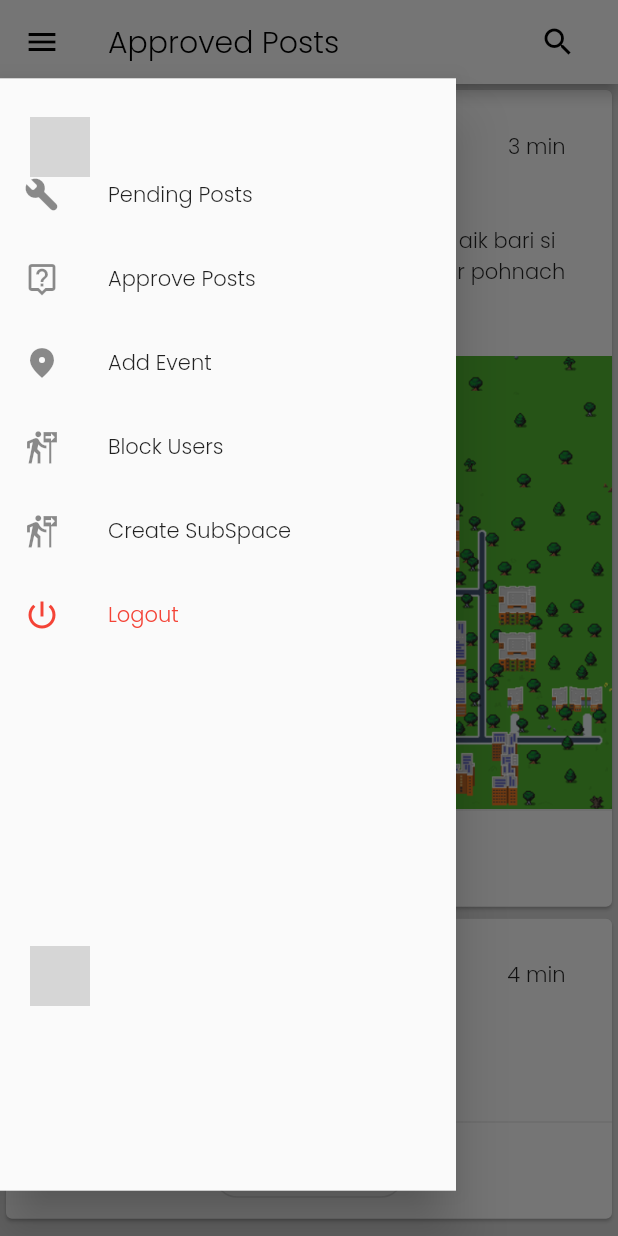
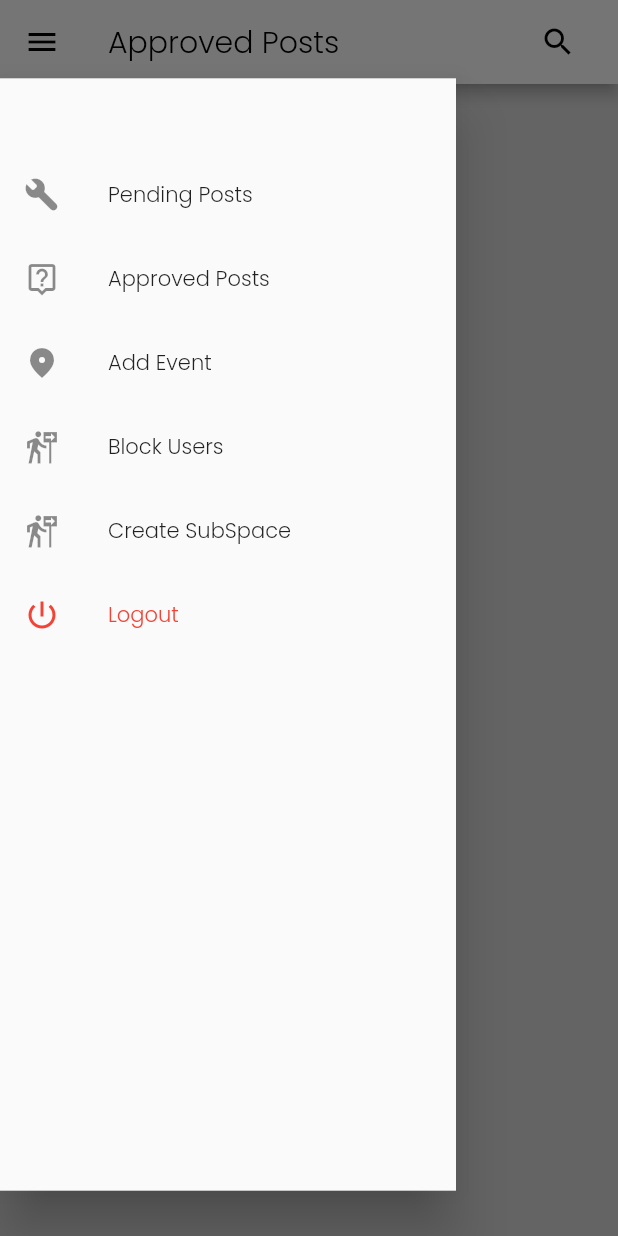
Before and after one commit to haseeburrehmanfaheem/BackSpace, a Flutter app: the Proved screen opened directly, with the side drawer open, on a phone screen of 412 x 824 dp. Run offline on Flutter 3.47's test engine with Material 2 defaults, Android fonts, the phone set to English and light mode, and no system bars; our stand-ins replace animated_theme_switcher, chat_bubbles, cloud_firestore, firebase_auth, firebase_core, firebase_storage and 6 more; accounts and stored records are empty; grey boxes are pictures that could not be loaded.

Commit message:
approved and pending posts implemented partially

```diff
--- a/lib/pages/Admindrawer.dart
+++ b/lib/pages/Admindrawer.dart
@@ -44,7 +44,7 @@
                 }),
             ListTile(
                 leading: Icon(Icons.live_help_outlined),
-                title: Text('Approve Posts'),
+                title: Text('Approved Posts'),
                 onTap: () {
                   Navigator.pushReplacement(context,
                       MaterialPageRoute(builder: (context) => Proved()));
--- a/lib/pages/ApprovedPosts.dart
+++ b/lib/pages/ApprovedPosts.dart
@@ -5,6 +5,7 @@
 import '../components/newsFeed/post-body/posts-text.dart';
 import '../components/newsFeed/post-header/user-icon-name.dart';
 import 'Admindrawer.dart';
+import 'NFeed.dart';
 
 class Proved extends StatelessWidget {
   const Proved({Key? key}) : super(key: key);
@@ -41,35 +42,66 @@
       ),
       body: ListView(
         children: [
-          Post(
-            userName: "Zeerak",
-            userimage: "assets/images/bill-gates.jpg",
-            time: "3 min",
-            Posttxt:
-                "Aagay jaa ke left hou phir right hou phir aik bari si building aye gi uske saath photo lein aur pohnach jaye gay",
-            PostImg: "assets/images/Map.png",
-          ),
-          Post(
-            userName: "Haseeb",
-            userimage: "assets/images/bill-gates.jpg",
-            time: "4 min",
-            Posttxt: "Apun Eeeeenstance create kare lai",
-            //PostImg: "assets/images/Map.png",
-          )
+          FutureBuilder(
+              future: completePost(),
+              builder: (context, AsyncSnapshot snapshot) {
+                if (!snapshot.hasData) {
+                  return CircularProgressIndicator();
+                }
+                final posts = snapshot.data;
+                return Column(
+                  children: <Widget>[
+                    for (var post in posts)
+                      if ((post["subspace"] == null ||
+                              post["subspace"] == "") &&
+                          (post["approved"] == true))
+
+                        // displaying in newsfeed ////////////////////////////
+                        // Text("data")
+                        AdminPost(
+                          userName: post["username"],
+                          userimage: post["userImageURL"],
+                          time: "3 min",
+                          Posttxt: post["content"],
+                          PostImg: post["postImageURL"],
+                        ),
+
+                    // Post(
+                    //   userName: post["username"],
+                    //   userimage: post["userImageURL"],
+                    //   time: "5 min",
+                    //   postcontent: post["content"],
+                    //   PostImg: post["postImageURL"],
+                    //   likes: post["likes"],
+                    //   postID: post["postID"],
+                    //   functionalComment: true,
+                    //   userAbout: post["userAbout"],
+                    // ),
+                  ],
+                );
+              })
+
+          // Post(
+          //   userName: "Haseeb",
+          //   userimage: "assets/images/bill-gates.jpg",
+          //   time: "4 min",
+          //   Posttxt: "Apun Eeeeenstance create kare lai",
+          //   //PostImg: "assets/images/Map.png",
+          // )
         ],
       ),
     );
   }
 }
 
-class Post extends StatelessWidget {
+class AdminPost extends StatelessWidget {
   final String userName;
   final String userimage;
   final String time;
   final String Posttxt;
   final String? PostImg;
 
-  const Post(
+  const AdminPost(
       {required this.userName,
       required this.userimage,
       required this.time,
@@ -98,7 +130,7 @@
             //       style: const TextStyle(fontWeight: FontWeight.w500)),
             // ]),
           ),
-          if (PostImg != null) Image.asset(PostImg!),
+          if (PostImg != null && PostImg != "") Image.network(PostImg!),
           Divider(height: 1),
           const PostFooter(),
         ],
--- a/lib/pages/NFeed.dart
+++ b/lib/pages/NFeed.dart
@@ -86,10 +86,9 @@
               return ListView(
                 children: <Widget>[
                   for (var post in posts)
-                    if ((post["subspace"] == null ||
-                        post["subspace"] ==
-                            ""))
-                            // && (post["approved"] == true)) // displaying in newsfeed ////////////////////////////
+                    if ((post["subspace"] == null || post["subspace"] == "") &&
+                        (post["approved"] ==
+                            true)) // displaying in newsfeed ////////////////////////////
                       Post(
                         userName: post["username"],
                         userimage: post["userImageURL"],
@@ -631,8 +630,8 @@
     GetAllPostsContent() async {
   var posts = await FirebaseFirestore.instance
       .collection("Posts")
-      .where("approved", isEqualTo: true)
       .orderBy('created_at', descending: true)
+      // .where("approved", isEqualTo: true)
       .get();
 
   return posts.docs;
```
Also changed, not shown: lib/pages/PendingPosts.dart (+73 -14 lines).
